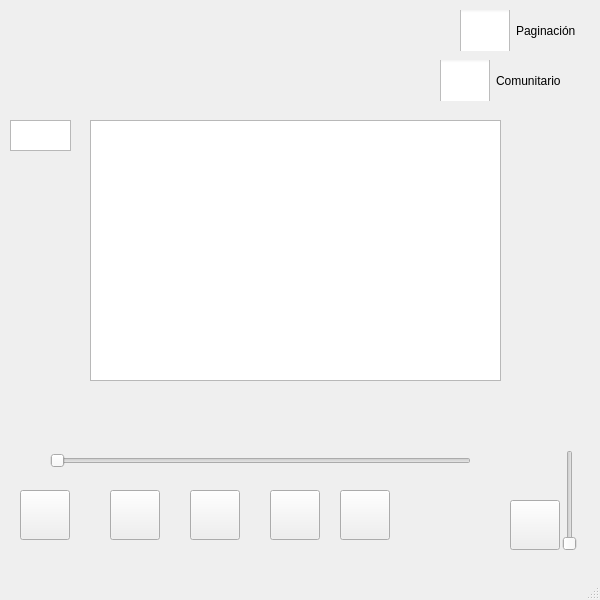
Qt form server/mainwindow.ui (Datos-II-CE2103/Proyecto_1) before a commit.
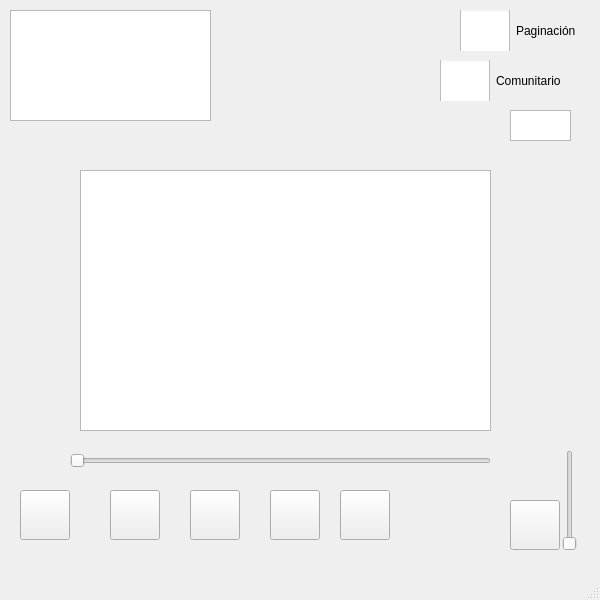
The same form after that commit. Icons and pictures are not drawn.

```diff
--- a/server/mainwindow.ui
+++ b/server/mainwindow.ui
@@ -131,8 +131,8 @@
     </property>
     <property name="geometry">
      <rect>
-      <x>90</x>
-      <y>120</y>
+      <x>80</x>
+      <y>170</y>
       <width>411</width>
       <height>261</height>
      </rect>
@@ -150,7 +150,7 @@
    <widget class="QSlider" name="songSlider">
     <property name="geometry">
      <rect>
-      <x>50</x>
+      <x>70</x>
       <y>430</y>
       <width>421</width>
       <height>61</height>
@@ -176,8 +176,8 @@
    <widget class="QTextEdit" name="memoryTxt">
     <property name="geometry">
      <rect>
-      <x>10</x>
-      <y>120</y>
+      <x>510</x>
+      <y>110</y>
       <width>61</width>
       <height>31</height>
      </rect>
@@ -252,6 +252,16 @@
      <string>Comunitario</string>
     </property>
    </widget>
+   <widget class="QListWidget" name="listArt">
+    <property name="geometry">
+     <rect>
+      <x>10</x>
+      <y>10</y>
+      <width>201</width>
+      <height>111</height>
+     </rect>
+    </property>
+   </widget>
   </widget>
   <widget class="QMenuBar" name="menubar">
    <property name="geometry">
```
Left out of the diff: 2 changed lines with no effect on the pictures.
